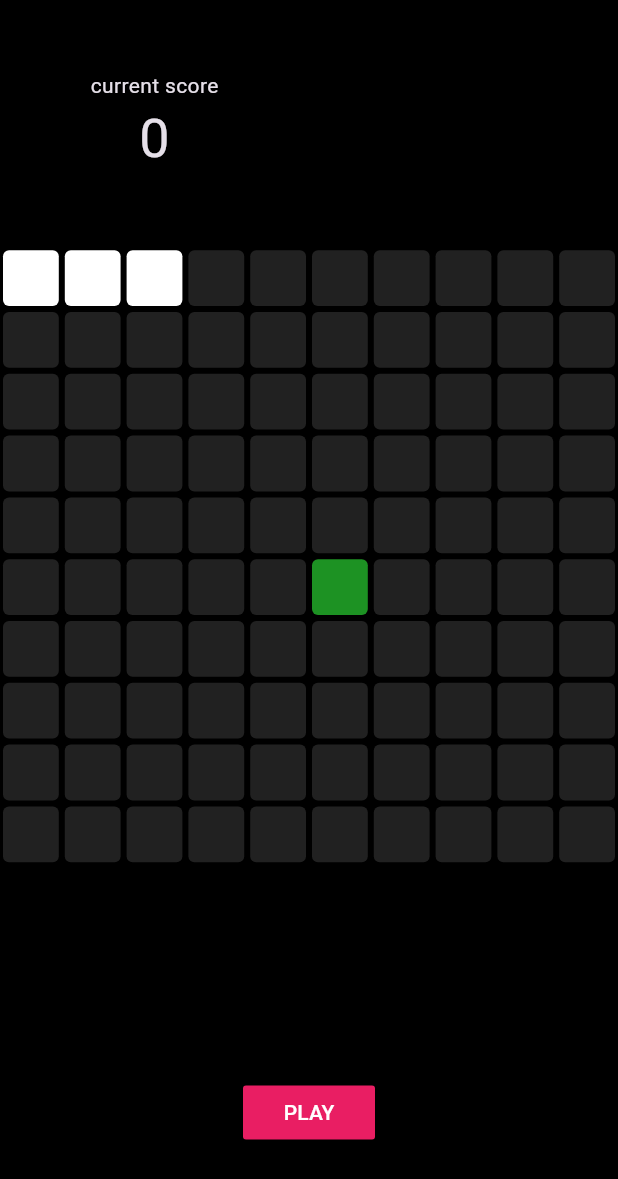
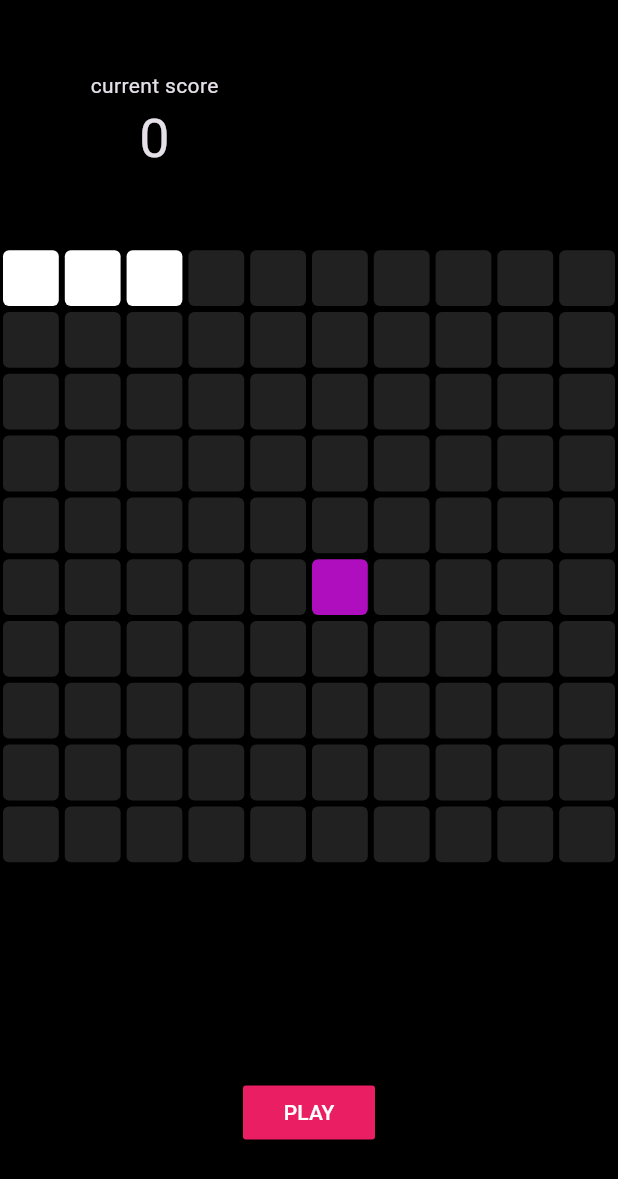
Before and after one commit to ObedOlavarria/snake_app, a Flutter app: the screen it shows after launch, on a phone screen of 412 x 824 dp. Shown: the top 1179 px of the screen. Run offline on Flutter 3.47's test engine with Material 3 defaults, Android fonts, the light colour scheme and no system bars; our stand-ins replace cloud_firestore, firebase_core; accounts and stored records are empty.

Commit message:
intial commit

```diff
--- a/lib/food_pixel.dart
+++ b/lib/food_pixel.dart
@@ -9,7 +9,7 @@ class FoodPixel extends StatelessWidget {
         padding: const EdgeInsets.all(2.0),
         child: Container(
             decoration: BoxDecoration(
-                color: Color.fromARGB(255, 29, 146, 35),
+                color: Color.fromARGB(255, 174, 14, 189),
                 borderRadius: BorderRadius.circular(4))));
   }
 }
--- a/lib/home_page.dart
+++ b/lib/home_page.dart
@@ -82,7 +82,7 @@ class _HomePageState extends State<HomePage> {
                         newGame();
                       },
                       child: Text('Submit'),
-                      color: Colors.pink,
+                      color: const Color.fromARGB(255, 64, 233, 30),
                     )
                   ],
                 );
```
Also changed, not shown: 1 other file.
